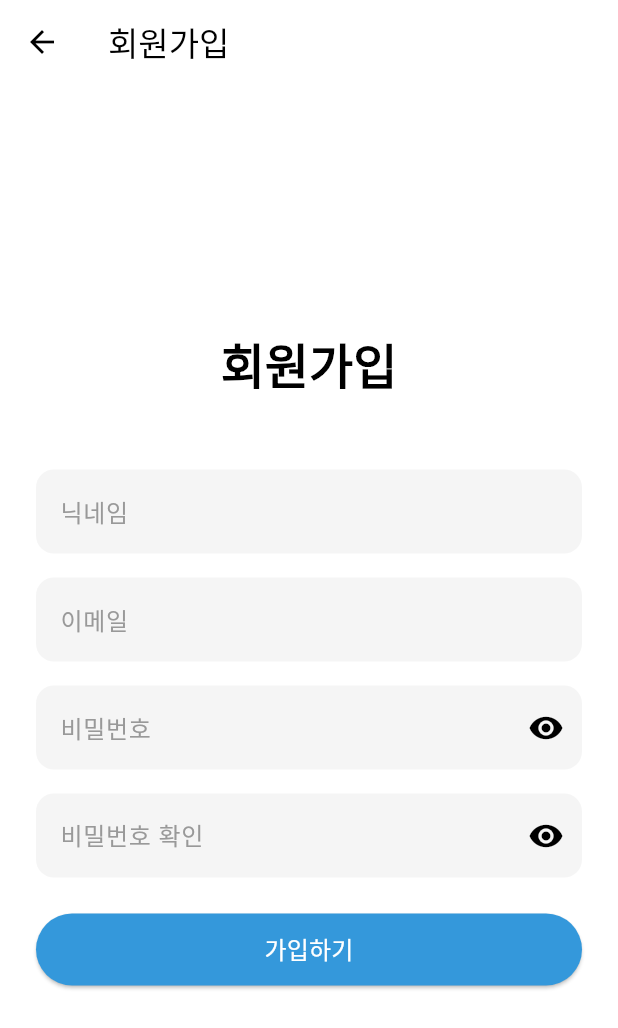
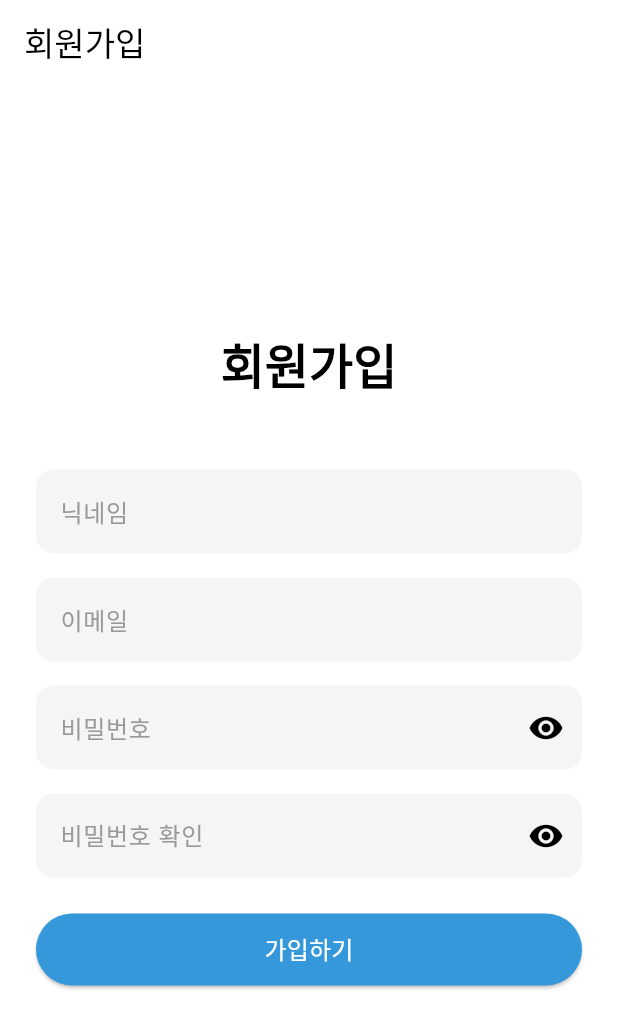
Before and after one commit to CSID-DGU/2024-02-CSC4004-3-1-FirstTeam, a Flutter app: the screen it shows after launch, after a tap on "회원가입", on a phone screen of 412 x 824 dp. Shown: the top 1028 px of the screen. Run offline on Flutter 3.47's test engine with Material 3 defaults, Android fonts, the light colour scheme and no system bars; our stand-ins replace cloud_firestore, firebase_auth, firebase_core; accounts and stored records are empty; network calls fail.

Commit message:
fix: 회원가입 후 바로 로그인 시 stack이 쌓이는 버그 수정

```diff
--- a/schedscope/lib/pages/login_page.dart
+++ b/schedscope/lib/pages/login_page.dart
@@ -127,7 +127,7 @@ class _LoginPageState extends State<LoginPage> {
               OutlinedButton(
                 key: const Key('signup_button'),
                 onPressed: () {
-                  Navigator.pushNamed(context, '/signup');
+                  Navigator.pushReplacementNamed(context, '/signup');
                 },
                 style: OutlinedButton.styleFrom(
                   minimumSize: const Size(double.infinity, 48),
```
